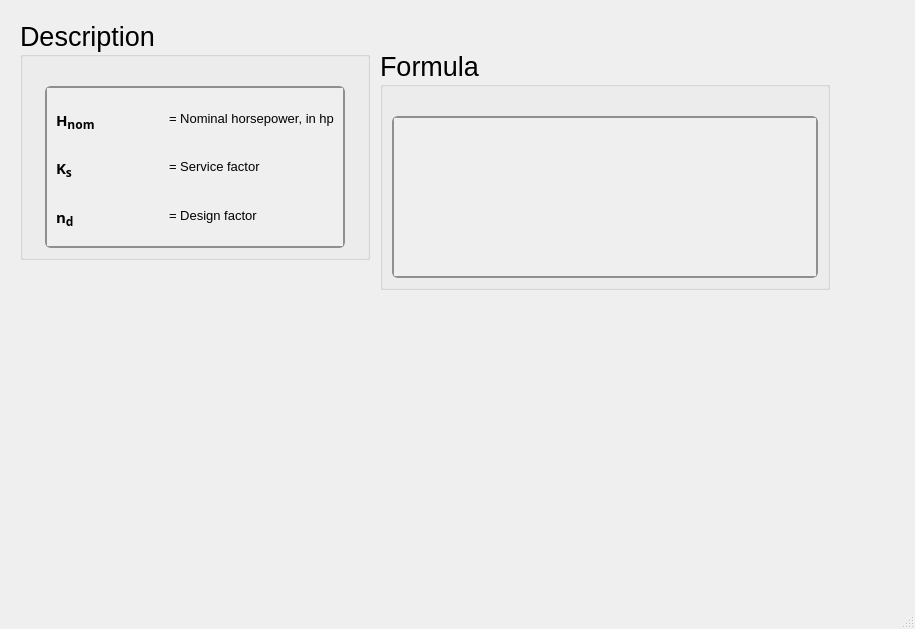
Qt form ui/vbelthpdesign.ui (Ah00ra/HNNS) before a commit.
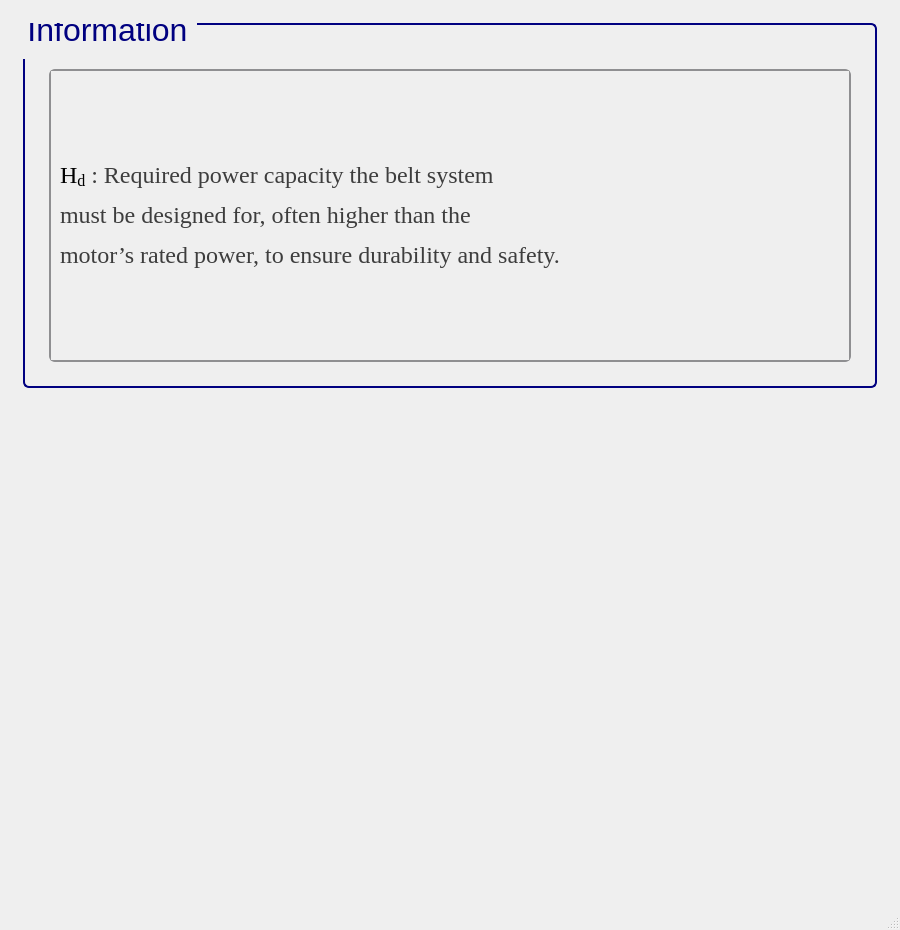
The same form after that commit. Icons and pictures are not drawn.

Commit message: Add ui info to vbelt

```diff
--- a/ui/vbelthpdesign.ui
+++ b/ui/vbelthpdesign.ui
@@ -6,23 +6,39 @@
    <rect>
     <x>0</x>
     <y>0</y>
-    <width>915</width>
-    <height>629</height>
+    <width>900</width>
+    <height>930</height>
    </rect>
   </property>
+  <property name="minimumSize">
+   <size>
+    <width>900</width>
+    <height>930</height>
+   </size>
+  </property>
   <property name="windowTitle">
    <string>MainWindow</string>
   </property>
   <widget class="QWidget" name="centralwidget">
-   <widget class="QGroupBox" name="groupBox_257">
-    <property name="geometry">
-     <rect>
-      <x>20</x>
-      <y>20</y>
-      <width>350</width>
-      <height>240</height>
-     </rect>
-    </property>
+   <layout class="QGridLayout" name="gridLayout">
+    <item row="0" column="1">
+     <spacer name="verticalSpacer_26">
+      <property name="orientation">
+       <enum>Qt::Vertical</enum>
+      </property>
+      <property name="sizeType">
+       <enum>QSizePolicy::Fixed</enum>
+      </property>
+      <property name="sizeHint" stdset="0">
+       <size>
+        <width>833</width>
+        <height>14</height>
+       </size>
+      </property>
+     </spacer>
+    </item>
+    <item row="1" column="1">
+     <widget class="QGroupBox" name="groupBox_125">
     <property name="sizePolicy">
      <sizepolicy hsizetype="Minimum" vsizetype="Minimum">
       <horstretch>0</horstretch>
@@ -31,66 +47,72 @@
     </property>
     <property name="minimumSize">
      <size>
-      <width>350</width>
-      <height>0</height>
-     </size>
-    </property>
-    <property name="maximumSize">
-     <size>
-      <width>350</width>
-      <height>241</height>
+        <width>822</width>
+        <height>300</height>
      </size>
     </property>
     <property name="font">
      <font>
       <family>Segoe UI</family>
-      <pointsize>20</pointsize>
+        <pointsize>24</pointsize>
       <weight>50</weight>
       <italic>false</italic>
       <bold>false</bold>
      </font>
     </property>
+      <property name="styleSheet">
+       <string notr="true">QGroupBox {
+    border: 2px solid navy;
+    border-radius: 6px;
+    background-color: qlineargradient(x1:0, y1:0, x2:0, y2:1,
+                                      stop:0 #f6f7fa, stop:1 #dadbde);
+    font: 24pt &quot;Segoe UI&quot;;
+    padding: 5px; /* add padding inside the group box */
+    color: black;
+}
+QGroupBox::title {
+    subcontrol-origin: margin;
+    subcontrol-position: top left;
+    padding-left: 0px;
+    padding-right: 5px;
+    padding-top: 0px;
+    margin-top: -22px;  /* shift title up */
+    color: navy;
+    font-weight: bold;
+}
+</string>
+      </property>
     <property name="title">
-     <string>Description</string>
-    </property>
-    <layout class="QGridLayout" name="gridLayout_526">
-     <item row="0" column="0">
-      <spacer name="verticalSpacer_257">
+       <string>Information</string>
+      </property>
+      <layout class="QGridLayout" name="gridLayout_255">
+       <item row="1" column="2">
+        <spacer name="verticalSpacer_36">
        <property name="orientation">
-        <enum>Qt::Vertical</enum>
+          <enum>Qt::Horizontal</enum>
        </property>
        <property name="sizeType">
         <enum>QSizePolicy::Fixed</enum>
        </property>
        <property name="sizeHint" stdset="0">
         <size>
-         <width>20</width>
+           <width>10</width>
          <height>20</height>
         </size>
        </property>
       </spacer>
      </item>
-     <item row="1" column="0">
-      <widget class="QScrollArea" name="scrollArea_131">
+       <item row="1" column="1">
+        <widget class="QScrollArea" name="scrollArea_43">
        <property name="sizePolicy">
         <sizepolicy hsizetype="Minimum" vsizetype="Minimum">
          <horstretch>0</horstretch>
          <verstretch>0</verstretch>
         </sizepolicy>
        </property>
-       <property name="maximumSize">
-        <size>
-         <width>300</width>
-         <height>361</height>
-        </size>
-       </property>
        <property name="font">
         <font>
-         <family>Segoe UI</family>
          <pointsize>15</pointsize>
-         <weight>50</weight>
-         <italic>false</italic>
-         <bold>false</bold>
         </font>
        </property>
        <property name="styleSheet">
@@ -168,269 +190,70 @@
          <rect>
           <x>0</x>
           <y>0</y>
-          <width>296</width>
-          <height>146</height>
-         </rect>
-        </property>
-        <layout class="QGridLayout" name="gridLayout_527">
-         <item row="1" column="1">
-          <widget class="QLabel" name="htext_393">
-           <property name="font">
-            <font>
-             <family>MS Shell Dlg 2</family>
-             <pointsize>11</pointsize>
-             <weight>50</weight>
-             <italic>false</italic>
-             <bold>false</bold>
-            </font>
-           </property>
-           <property name="text">
-            <string>&lt;html&gt;&lt;head/&gt;&lt;body&gt;&lt;p&gt;&lt;span style=&quot; font-size:10pt;&quot;&gt;= Service factor&lt;/span&gt;&lt;/p&gt;&lt;/body&gt;&lt;/html&gt;</string>
-           </property>
-          </widget>
-         </item>
-         <item row="1" column="0">
-          <widget class="QLabel" name="label_49">
-           <property name="font">
-            <font>
-             <family>Segoe UI Variable Small Semibol</family>
-             <pointsize>11</pointsize>
-             <weight>75</weight>
-             <bold>true</bold>
-            </font>
-           </property>
-           <property name="text">
-            <string>&lt;html&gt;&lt;head/&gt;&lt;body&gt;&lt;p&gt;K&lt;span style=&quot; font-size:14pt; vertical-align:sub;&quot;&gt;s&lt;/span&gt;&lt;/p&gt;&lt;/body&gt;&lt;/html&gt;</string>
-           </property>
-          </widget>
-         </item>
-         <item row="2" column="0">
-          <widget class="QLabel" name="label_50">
-           <property name="font">
-            <font>
-             <family>Segoe UI Variable Small Semibol</family>
-             <pointsize>11</pointsize>
-             <weight>75</weight>
-             <bold>true</bold>
-            </font>
-           </property>
-           <property name="text">
-            <string>&lt;html&gt;&lt;head/&gt;&lt;body&gt;&lt;p&gt;n&lt;span style=&quot; font-size:14pt; vertical-align:sub;&quot;&gt;d&lt;/span&gt;&lt;/p&gt;&lt;/body&gt;&lt;/html&gt;</string>
-           </property>
-          </widget>
-         </item>
-         <item row="2" column="1">
-          <widget class="QLabel" name="htext_396">
-           <property name="font">
-            <font>
-             <family>MS Shell Dlg 2</family>
-             <pointsize>11</pointsize>
-             <weight>50</weight>
-             <italic>false</italic>
-             <bold>false</bold>
-            </font>
-           </property>
-           <property name="text">
-            <string>&lt;html&gt;&lt;head/&gt;&lt;body&gt;&lt;p&gt;&lt;span style=&quot; font-size:10pt;&quot;&gt;= Design factor&lt;/span&gt;&lt;/p&gt;&lt;/body&gt;&lt;/html&gt;</string>
-           </property>
-          </widget>
-         </item>
+            <width>768</width>
+            <height>212</height>
+           </rect>
+          </property>
+          <layout class="QGridLayout" name="gridLayout_3">
          <item row="0" column="0">
-          <widget class="QLabel" name="label_329">
+            <widget class="QLabel" name="label_3">
            <property name="font">
             <font>
-             <family>Segoe UI Variable Small Semibol</family>
-             <pointsize>11</pointsize>
-             <weight>75</weight>
-             <bold>true</bold>
-            </font>
-           </property>
+               <family>Times New Roman</family>
+               <pointsize>18</pointsize>
+               <weight>50</weight>
+               <bold>false</bold>
+              </font>
+             </property>
+             <property name="cursor">
+              <cursorShape>ArrowCursor</cursorShape>
+             </property>
+             <property name="frameShape">
+              <enum>QFrame::NoFrame</enum>
+             </property>
            <property name="text">
-            <string>&lt;html&gt;&lt;head/&gt;&lt;body&gt;&lt;p&gt;H&lt;span style=&quot; font-size:14pt; vertical-align:sub;&quot;&gt;nom&lt;/span&gt;&lt;/p&gt;&lt;/body&gt;&lt;/html&gt;</string>
-           </property>
-          </widget>
+              <string>&lt;html&gt;&lt;head/&gt;&lt;body&gt;&lt;p&gt;&lt;span style=&quot; color:#000000;&quot;&gt;H&lt;/span&gt;&lt;span style=&quot; color:#000000; vertical-align:sub;&quot;&gt;d&lt;/span&gt;&lt;span style=&quot; color:#3d3d3d;&quot;&gt; : Required power capacity the belt system&lt;/span&gt;&lt;/p&gt;&lt;p&gt;&lt;span style=&quot; color:#3d3d3d;&quot;&gt; must be designed for, often higher than the&lt;/span&gt;&lt;/p&gt;&lt;p&gt;&lt;span style=&quot; color:#3d3d3d;&quot;&gt; motor’s rated power, to ensure durability and safety.&lt;/span&gt;&lt;/p&gt;&lt;/body&gt;&lt;/html&gt;</string>
+             </property>
+            </widget>
+           </item>
+          </layout>
+         </widget>
+        </widget>
+       </item>
+       <item row="2" column="1">
+        <spacer name="verticalSpacer_37">
+         <property name="orientation">
+          <enum>Qt::Vertical</enum>
+         </property>
+         <property name="sizeType">
+          <enum>QSizePolicy::Fixed</enum>
+         </property>
+         <property name="sizeHint" stdset="0">
+          <size>
+           <width>10</width>
+           <height>10</height>
+          </size>
+         </property>
+        </spacer>
+       </item>
+       <item row="1" column="0">
+        <spacer name="verticalSpacer_34">
+         <property name="orientation">
+          <enum>Qt::Horizontal</enum>
+         </property>
+         <property name="sizeType">
+          <enum>QSizePolicy::Fixed</enum>
+         </property>
+         <property name="sizeHint" stdset="0">
+          <size>
+           <width>10</width>
+           <height>20</height>
+          </size>
+         </property>
+        </spacer>
          </item>
          <item row="0" column="1">
-          <widget class="QLabel" name="htext_991">
-           <property name="font">
-            <font>
-             <family>MS Shell Dlg 2</family>
-             <pointsize>10</pointsize>
-             <weight>50</weight>
-             <italic>false</italic>
-             <bold>false</bold>
-            </font>
-           </property>
-           <property name="text">
-            <string>&lt;html&gt;&lt;head/&gt;&lt;body&gt;&lt;p&gt;= Nominal horsepower, in hp&lt;/p&gt;&lt;/body&gt;&lt;/html&gt;</string>
-           </property>
-          </widget>
-         </item>
-        </layout>
-       </widget>
-      </widget>
-     </item>
-    </layout>
-   </widget>
-   <widget class="QGroupBox" name="groupBox_258">
-    <property name="geometry">
-     <rect>
-      <x>380</x>
-      <y>50</y>
-      <width>450</width>
-      <height>240</height>
-     </rect>
-    </property>
-    <property name="sizePolicy">
-     <sizepolicy hsizetype="Minimum" vsizetype="Minimum">
-      <horstretch>0</horstretch>
-      <verstretch>0</verstretch>
-     </sizepolicy>
-    </property>
-    <property name="minimumSize">
-     <size>
-      <width>450</width>
-      <height>0</height>
-     </size>
-    </property>
-    <property name="maximumSize">
-     <size>
-      <width>450</width>
-      <height>241</height>
-     </size>
-    </property>
-    <property name="font">
-     <font>
-      <family>Segoe UI</family>
-      <pointsize>20</pointsize>
-      <weight>50</weight>
-      <italic>false</italic>
-      <bold>false</bold>
-     </font>
-    </property>
-    <property name="title">
-     <string>Formula</string>
-    </property>
-    <layout class="QGridLayout" name="gridLayout_528">
-     <item row="1" column="0">
-      <widget class="QScrollArea" name="scrollArea_132">
-       <property name="sizePolicy">
-        <sizepolicy hsizetype="Minimum" vsizetype="Minimum">
-         <horstretch>0</horstretch>
-         <verstretch>0</verstretch>
-        </sizepolicy>
-       </property>
-       <property name="font">
-        <font>
-         <family>Segoe UI</family>
-         <pointsize>15</pointsize>
-         <weight>50</weight>
-         <italic>false</italic>
-         <bold>false</bold>
-        </font>
-       </property>
-       <property name="styleSheet">
-        <string notr="true">QScrollArea {
-    background: qlineargradient(x1:0, y1:0, x2:0, y2:1,
-                               stop:0 #f6f7fa, stop:1 #dadbde);
-    border: 2px solid #8f8f91;
-    border-radius: 6px;
-}
-
-QScrollArea QScrollBar:vertical, QScrollArea QScrollBar:horizontal {
-    background: qlineargradient(x1:0, y1:0, x2:0, y2:1,
-                               stop:0 #f6f7fa, stop:1 #dadbde);
-    border: 2px solid #8f8f91;
-    border-radius: 6px;
-    width: 14px;
-    height: 14px;
-    margin: 2px 0 2px 0;
-}
-
-/* Completely remove the bottom button of the vertical scrollbar */
-QScrollArea QScrollBar::add-line:vertical {
-    height: 0px;
-    width: 0px;
-    border: none;
-    background: none;
-    margin: 0px;
-    padding: 0px;
-}
-
-QScrollArea QScrollBar::handle:vertical, QScrollArea QScrollBar::handle:horizontal {
-    background: qlineargradient(x1:0, y1:0, x2:0, y2:1,
-                               stop:0 #8f8f91, stop:1 #6f6f71);
-    min-height: 20px;
-    border-radius: 6px;
-    border: 1px solid #6f6f71;
-}
-
-QScrollArea QScrollBar::handle:vertical:hover, QScrollArea QScrollBar::handle:horizontal:hover {
-    background: qlineargradient(x1:0, y1:0, x2:0, y2:1,
-                               stop:0 #6f6f71, stop:1 #4f4f51);
-    border: 1px solid #4f4f51;
-}
-
-QScrollArea QScrollBar::sub-line:vertical, QScrollArea QScrollBar::add-line:horizontal, QScrollArea QScrollBar::sub-line:horizontal {
-    background: #8f8f91;
-    border: none;
-    border-radius: 3px;
-    height: 14px;
-    width: 14px;
-    subcontrol-origin: margin;
-}
-
-QScrollArea QScrollBar::sub-line:vertical:hover, QScrollArea QScrollBar::add-line:horizontal:hover, QScrollArea QScrollBar::sub-line:horizontal:hover {
-    background: #6f6f71;
-}
-
-QScrollArea QScrollBar::add-page:vertical, QScrollArea QScrollBar::sub-page:vertical,
-QScrollArea QScrollBar::add-page:horizontal, QScrollArea QScrollBar::sub-page:horizontal {
-    background: transparent;
-}
-</string>
-       </property>
-       <property name="verticalScrollBarPolicy">
-        <enum>Qt::ScrollBarAsNeeded</enum>
-       </property>
-       <property name="widgetResizable">
-        <bool>true</bool>
-       </property>
-       <widget class="QWidget" name="scrollAreaWidgetContents_132">
-        <property name="geometry">
-         <rect>
-          <x>0</x>
-          <y>0</y>
-          <width>422</width>
-          <height>146</height>
-         </rect>
-        </property>
-        <layout class="QGridLayout" name="gridLayout_529">
-         <item row="0" column="0">
-          <widget class="QLabel" name="htext_993">
-           <property name="font">
-            <font>
-             <family>MS Shell Dlg 2</family>
-             <pointsize>11</pointsize>
-             <weight>50</weight>
-             <italic>false</italic>
-             <bold>false</bold>
-            </font>
-           </property>
-           <property name="text">
-            <string>&lt;html&gt;&lt;head/&gt;&lt;body&gt;&lt;p&gt;&lt;img src=&quot;:/desc/images/Hd vbelt.png&quot;/&gt;&lt;/p&gt;&lt;/body&gt;&lt;/html&gt;</string>
-           </property>
-           <property name="scaledContents">
-            <bool>true</bool>
-           </property>
-          </widget>
-         </item>
-        </layout>
-       </widget>
-      </widget>
-     </item>
-     <item row="0" column="0">
-      <spacer name="verticalSpacer_258">
+        <spacer name="verticalSpacer_35">
        <property name="orientation">
         <enum>Qt::Vertical</enum>
        </property>
@@ -440,13 +263,79 @@
        <property name="sizeHint" stdset="0">
         <size>
          <width>20</width>
-         <height>20</height>
+           <height>30</height>
         </size>
        </property>
       </spacer>
      </item>
     </layout>
    </widget>
+    </item>
+    <item row="2" column="1">
+     <spacer name="verticalSpacer_23">
+      <property name="orientation">
+       <enum>Qt::Vertical</enum>
+      </property>
+      <property name="sizeType">
+       <enum>QSizePolicy::Fixed</enum>
+      </property>
+      <property name="sizeHint" stdset="0">
+       <size>
+        <width>833</width>
+        <height>14</height>
+       </size>
+      </property>
+     </spacer>
+    </item>
+    <item row="3" column="0">
+     <spacer name="verticalSpacer_25">
+      <property name="orientation">
+       <enum>Qt::Horizontal</enum>
+      </property>
+      <property name="sizeType">
+       <enum>QSizePolicy::Fixed</enum>
+      </property>
+      <property name="sizeHint" stdset="0">
+       <size>
+        <width>14</width>
+        <height>483</height>
+       </size>
+      </property>
+     </spacer>
+    </item>
+    <item row="3" column="2">
+     <spacer name="verticalSpacer_28">
+      <property name="orientation">
+       <enum>Qt::Horizontal</enum>
+      </property>
+      <property name="sizeType">
+       <enum>QSizePolicy::Fixed</enum>
+      </property>
+      <property name="sizeHint" stdset="0">
+       <size>
+        <width>14</width>
+        <height>483</height>
+       </size>
+      </property>
+     </spacer>
+    </item>
+    <item row="4" column="1">
+     <spacer name="verticalSpacer_27">
+      <property name="orientation">
+       <enum>Qt::Vertical</enum>
+      </property>
+      <property name="sizeType">
+       <enum>QSizePolicy::Fixed</enum>
+      </property>
+      <property name="sizeHint" stdset="0">
+       <size>
+        <width>833</width>
+        <height>14</height>
+       </size>
+      </property>
+     </spacer>
+    </item>
+   </layout>
   </widget>
   <widget class="QMenuBar" name="menubar">
    <property name="geometry">
```
Left out of the diff: 6 changed lines with no effect on the pictures. Lines whose indentation alone changed are shown as unchanged. The commit also changes 33 other files.
